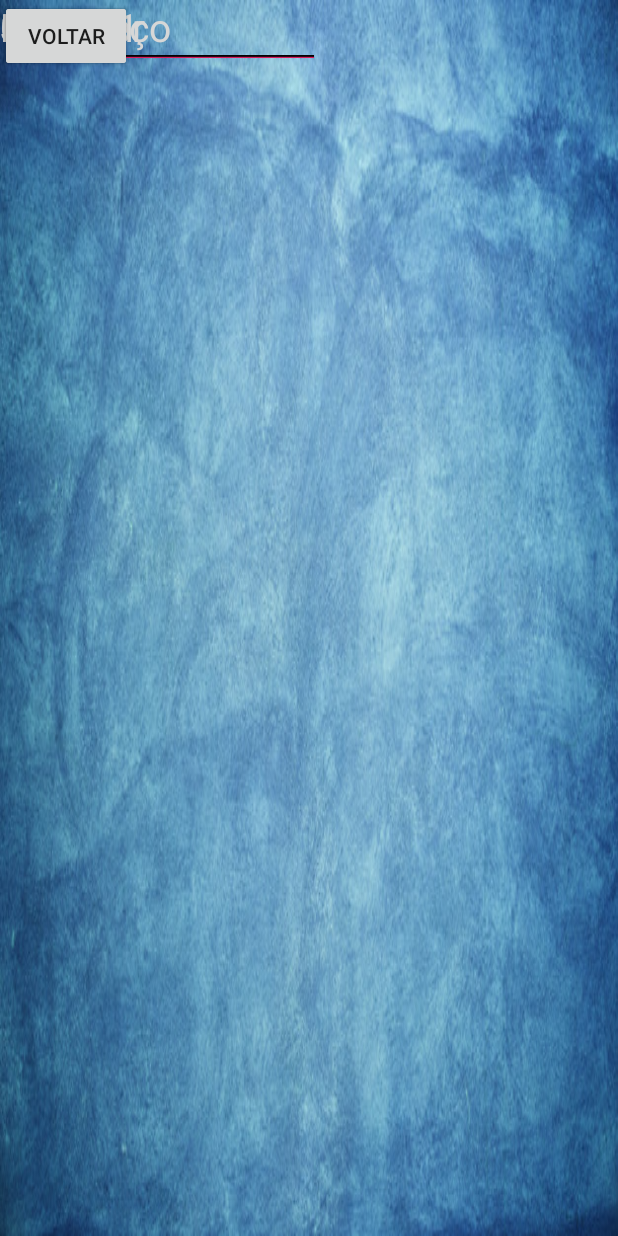
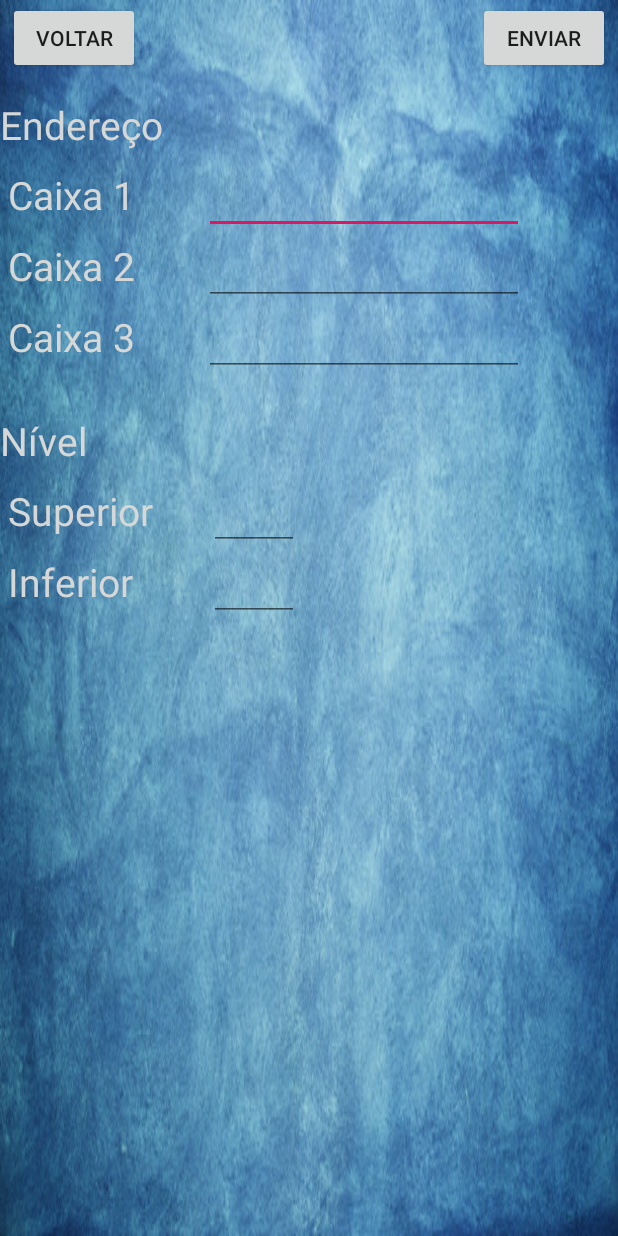
Before and after one commit to KayroPereira/appHomeManager, an Android app: the WaterTankSetupActivity screen opened directly, with no data from a screen before it, on a phone screen of 412 x 824 dp. Run offline under Robolectric (Android 15) with nearby library versions, the phone set to English and light mode, and no system bars; our stand-ins replace Firebase (no records; nobody signed in at launch, a user with empty details on screens opened directly); Roboto replaces fonts that are not available here; 2 statements that could not run were skipped.

Commit message:
Finalizado WaterTankSetup

```diff
--- a/app/src/main/java/com/example/apphomemanager/MainActivity.java
+++ b/app/src/main/java/com/example/apphomemanager/MainActivity.java
@@ -76,8 +76,8 @@ public class MainActivity extends AppCompatActivity {
                 //bundle.putInt("mode", new ConstantsApp().getCISTERN());
                 //Intent it = new Intent(MainActivity.this, WaterTankSetupActivity.class);
                 Intent it = new Intent(MainActivity.this, WaterTankActivity.class);
-                it.putExtra("mode", new ConstantsApp().getCISTERN());
-                //it.putExtra("mode", new ConstantsApp().getWATER_TANK());
+                //it.putExtra("mode", new ConstantsApp().getCISTERN());
+                it.putExtra("mode", new ConstantsApp().getWATER_TANK());
                 //it.putExtra("mode", 0);
                 startActivity(it);
 
--- a/app/src/main/res/layout/activity_water_tank_setup.xml
+++ b/app/src/main/res/layout/activity_water_tank_setup.xml
@@ -7,165 +7,243 @@
     android:background="@drawable/backgroungazul"
     tools:context="com.example.apphomemanager.WaterTankSetupActivity">
 
+    <ScrollView
+        android:layout_width="match_parent"
+        android:layout_height="match_parent"
+        tools:layout_editor_absoluteX="-16dp"
+        tools:layout_editor_absoluteY="126dp">
+
         <androidx.constraintlayout.widget.ConstraintLayout
+            android:id="@+id/linearLayout"
             android:layout_width="match_parent"
             android:layout_height="match_parent">
+
+            <androidx.constraintlayout.widget.ConstraintLayout
+                android:id="@+id/constraintLayout5"
+                android:layout_width="match_parent"
+                android:layout_height="50dp"
+                app:layout_constraintEnd_toEndOf="parent"
+                app:layout_constraintStart_toStartOf="parent"
+                app:layout_constraintTop_toTopOf="parent">
+
+                <Button
+                    android:id="@+id/btBackWTS"
+                    android:layout_width="wrap_content"
+                    android:layout_height="wrap_content"
+                    android:layout_marginStart="5dp"
+                    android:onClick="buttonClicked"
+                    android:text="@string/voltar"
+                    app:layout_constraintBottom_toBottomOf="parent"
+                    app:layout_constraintStart_toStartOf="parent"
+                    app:layout_constraintTop_toTopOf="parent" />
+
+                <Button
+                    android:id="@+id/btSendWTS"
+                    android:layout_width="wrap_content"
+                    android:layout_height="wrap_content"
+                    android:layout_marginEnd="5dp"
+                    android:onClick="buttonClicked"
+                    android:text="@string/enviar"
+                    app:layout_constraintBottom_toBottomOf="parent"
+                    app:layout_constraintEnd_toEndOf="parent"
+                    app:layout_constraintTop_toTopOf="parent" />
+            </androidx.constraintlayout.widget.ConstraintLayout>
+
+            <androidx.constraintlayout.widget.ConstraintLayout
+                android:id="@+id/constraintLayout3"
+                android:layout_width="0dp"
+                android:layout_height="210dp"
+                android:layout_marginTop="5dp"
+                app:layout_constraintEnd_toEndOf="parent"
+                app:layout_constraintStart_toStartOf="parent"
+                app:layout_constraintTop_toBottomOf="@+id/constraintLayout5">
 
                 <TextView
                     android:id="@+id/tvPathWTS"
                     android:layout_width="0dp"
-            android:layout_height="50dp"
-            android:layout_marginStart="5dp"
-            android:layout_marginEnd="8dp"
+                    android:layout_height="wrap_content"
+                    android:layout_marginTop="10dp"
                     android:fontFamily="@font/abeezee"
                     android:text="@string/endereco"
                     android:textColor="?android:attr/colorButtonNormal"
                     android:textSize="26dp"
                     app:layout_constraintEnd_toEndOf="parent"
                     app:layout_constraintStart_toStartOf="parent"
-            tools:layout_editor_absoluteY="15dp" />
+                    app:layout_constraintTop_toTopOf="parent" />
 
                 <TextView
                     android:id="@+id/tvReservoirPath1WTS"
                     android:layout_width="0dp"
-            android:layout_height="35dp"
-            android:layout_marginStart="8dp"
+                    android:layout_height="wrap_content"
+                    android:layout_marginStart="5dp"
+                    android:layout_marginEnd="8dp"
                     android:fontFamily="@font/abeezee"
                     android:text="@string/caixa"
                     android:textColor="?android:attr/colorButtonNormal"
                     android:textSize="26dp"
-            app:layout_constraintStart_toStartOf="parent"
-            tools:layout_editor_absoluteY="90dp" />
+                    app:layout_constraintBaseline_toBaselineOf="@+id/etBox1WTS"
+                    app:layout_constraintEnd_toStartOf="@+id/guideline12"
+                    app:layout_constraintStart_toStartOf="parent" />
 
                 <TextView
                     android:id="@+id/tvReservoirPath2WTS"
-            android:layout_width="105dp"
-            android:layout_height="35dp"
+                    android:layout_width="0dp"
+                    android:layout_height="wrap_content"
+                    android:layout_marginStart="5dp"
+                    android:layout_marginEnd="8dp"
                     android:fontFamily="@font/abeezee"
                     android:text="@string/caixa"
                     android:textColor="?android:attr/colorButtonNormal"
                     android:textSize="26dp"
-            tools:layout_editor_absoluteX="8dp"
-            tools:layout_editor_absoluteY="140dp" />
+                    app:layout_constraintBaseline_toBaselineOf="@+id/etBox2WTS"
+                    app:layout_constraintEnd_toStartOf="@+id/guideline12"
+                    app:layout_constraintStart_toStartOf="parent" />
 
                 <TextView
                     android:id="@+id/tvReservoirPath3WTS"
-            android:layout_width="105dp"
-            android:layout_height="35dp"
+                    android:layout_width="0dp"
+                    android:layout_height="wrap_content"
+                    android:layout_marginStart="5dp"
+                    android:layout_marginEnd="8dp"
                     android:fontFamily="@font/abeezee"
                     android:text="@string/caixa"
                     android:textColor="?android:attr/colorButtonNormal"
                     android:textSize="26dp"
-            tools:layout_editor_absoluteX="8dp"
-            tools:layout_editor_absoluteY="190dp" />
+                    app:layout_constraintBaseline_toBaselineOf="@+id/etBox3WTS"
+                    app:layout_constraintEnd_toStartOf="@+id/guideline12"
+                    app:layout_constraintStart_toStartOf="parent" />
 
                 <EditText
                     android:id="@+id/etBox1WTS"
-            android:layout_width="wrap_content"
+                    android:layout_width="213dp"
                     android:layout_height="wrap_content"
+                    android:layout_marginStart="5dp"
+                    android:layout_marginTop="10dp"
                     android:ems="10"
                     android:inputType="textPersonName"
                     android:textAlignment="center"
-            tools:layout_editor_absoluteX="163dp"
-            tools:layout_editor_absoluteY="80dp" />
+                    app:layout_constraintStart_toStartOf="@+id/guideline12"
+                    app:layout_constraintTop_toBottomOf="@+id/tvPathWTS" />
 
                 <EditText
                     android:id="@+id/etBox2WTS"
-            android:layout_width="wrap_content"
+                    android:layout_width="213dp"
                     android:layout_height="wrap_content"
+                    android:layout_marginStart="5dp"
+                    android:layout_marginTop="2dp"
                     android:ems="10"
                     android:inputType="textPersonName"
                     android:textAlignment="center"
-            tools:layout_editor_absoluteX="163dp"
-            tools:layout_editor_absoluteY="126dp" />
+                    app:layout_constraintStart_toStartOf="@+id/guideline12"
+                    app:layout_constraintTop_toBottomOf="@+id/etBox1WTS" />
 
                 <EditText
                     android:id="@+id/etBox3WTS"
-            android:layout_width="wrap_content"
+                    android:layout_width="213dp"
                     android:layout_height="wrap_content"
+                    android:layout_marginStart="5dp"
+                    android:layout_marginTop="2dp"
                     android:ems="10"
                     android:inputType="textPersonName"
                     android:textAlignment="center"
-            tools:layout_editor_absoluteX="163dp"
-            tools:layout_editor_absoluteY="173dp" />
+                    app:layout_constraintStart_toStartOf="@+id/guideline12"
+                    app:layout_constraintTop_toBottomOf="@+id/etBox2WTS" />
+
+                <androidx.constraintlayout.widget.Guideline
+                    android:id="@+id/guideline12"
+                    android:layout_width="wrap_content"
+                    android:layout_height="wrap_content"
+                    android:orientation="vertical"
+                    app:layout_constraintGuide_begin="131dp" />
 
             </androidx.constraintlayout.widget.ConstraintLayout>
 
             <androidx.constraintlayout.widget.ConstraintLayout
-        android:layout_width="match_parent"
-        android:layout_height="match_parent">
+                android:id="@+id/constraintLayout4"
+                android:layout_width="0dp"
+                android:layout_height="200dp"
+                android:layout_marginTop="5dp"
+                app:layout_constraintEnd_toEndOf="parent"
+                app:layout_constraintStart_toStartOf="parent"
+                app:layout_constraintTop_toBottomOf="@+id/constraintLayout3">
 
                 <TextView
                     android:id="@+id/tvLevelsWTS"
-            android:layout_width="148dp"
-            android:layout_height="50dp"
+                    android:layout_width="0dp"
+                    android:layout_height="wrap_content"
+                    android:layout_marginTop="5dp"
                     android:fontFamily="@font/abeezee"
                     android:text="@string/nivel"
                     android:textColor="?android:attr/colorButtonNormal"
                     android:textSize="26dp"
-            tools:layout_editor_absoluteX="3dp"
-            tools:layout_editor_absoluteY="283dp" />
+                    app:layout_constraintEnd_toEndOf="parent"
+                    app:layout_constraintStart_toStartOf="parent"
+                    app:layout_constraintTop_toTopOf="parent" />
 
                 <TextView
                     android:id="@+id/tvLevelHWTS"
-            android:layout_width="115dp"
-            android:layout_height="35dp"
+                    android:layout_width="0dp"
+                    android:layout_height="wrap_content"
+                    android:layout_marginStart="5dp"
+                    android:layout_marginEnd="8dp"
                     android:fontFamily="@font/abeezee"
                     android:text="@string/sup"
                     android:textColor="?android:attr/colorButtonNormal"
                     android:textSize="26dp"
-            tools:layout_editor_absoluteX="8dp"
-            tools:layout_editor_absoluteY="358dp" />
+                    app:layout_constraintBaseline_toBaselineOf="@+id/etBoxLHWTS"
+                    app:layout_constraintEnd_toStartOf="@+id/guideline11"
+                    app:layout_constraintStart_toStartOf="parent" />
 
                 <TextView
                     android:id="@+id/tvLevelLWTS"
-            android:layout_width="115dp"
-            android:layout_height="35dp"
+                    android:layout_width="0dp"
+                    android:layout_height="wrap_content"
+                    android:layout_marginStart="5dp"
+                    android:layout_marginEnd="8dp"
                     android:fontFamily="@font/abeezee"
                     android:text="@string/inf"
                     android:textColor="?android:attr/colorButtonNormal"
                     android:textSize="26dp"
-            tools:layout_editor_absoluteX="8dp"
-            tools:layout_editor_absoluteY="408dp" />
+                    app:layout_constraintBaseline_toBaselineOf="@+id/etBoxLLWTS"
+                    app:layout_constraintEnd_toStartOf="@+id/guideline11"
+                    app:layout_constraintStart_toStartOf="parent" />
 
                 <EditText
                     android:id="@+id/etBoxLHWTS"
-            android:layout_width="wrap_content"
+                    android:layout_width="60dp"
                     android:layout_height="wrap_content"
+                    android:layout_marginStart="5dp"
+                    android:layout_marginTop="10dp"
                     android:ems="10"
                     android:inputType="textPersonName"
                     android:numeric="integer"
-            tools:layout_editor_absoluteX="158dp"
-            tools:layout_editor_absoluteY="348dp" />
+                    android:textAlignment="center"
+                    app:layout_constraintStart_toStartOf="@+id/guideline11"
+                    app:layout_constraintTop_toBottomOf="@+id/tvLevelsWTS" />
 
                 <EditText
                     android:id="@+id/etBoxLLWTS"
-            android:layout_width="wrap_content"
+                    android:layout_width="60dp"
                     android:layout_height="wrap_content"
+                    android:layout_marginStart="5dp"
+                    android:layout_marginTop="2dp"
                     android:ems="10"
                     android:inputType="textPersonName"
                     android:numeric="integer"
-            tools:layout_editor_absoluteX="158dp"
-            tools:layout_editor_absoluteY="395dp" />
+                    android:textAlignment="center"
+                    app:layout_constraintStart_toStartOf="@+id/guideline11"
+                    app:layout_constraintTop_toBottomOf="@+id/etBoxLHWTS" />
 
-        <Button
-            android:id="@+id/btSendWTS"
+                <androidx.constraintlayout.widget.Guideline
+                    android:id="@+id/guideline11"
                     android:layout_width="wrap_content"
                     android:layout_height="wrap_content"
-            android:onClick="buttonClicked"
-            android:text="@string/enviar"
-            tools:layout_editor_absoluteX="283dp"
-            tools:layout_editor_absoluteY="541dp" />
-
-        <Button
-            android:id="@+id/btBackWTS"
-            android:layout_width="wrap_content"
-            android:layout_height="wrap_content"
-            android:onClick="buttonClicked"
-            android:text="@string/voltar"
-            tools:layout_editor_absoluteX="40dp"
-            tools:layout_editor_absoluteY="542dp" />
+                    android:orientation="vertical"
+                    app:layout_constraintGuide_begin="134dp" />
 
             </androidx.constraintlayout.widget.ConstraintLayout>
 
         </androidx.constraintlayout.widget.ConstraintLayout>
+    </ScrollView>
+
+</androidx.constraintlayout.widget.ConstraintLayout>
```
Lines whose indentation alone changed are shown as unchanged.
